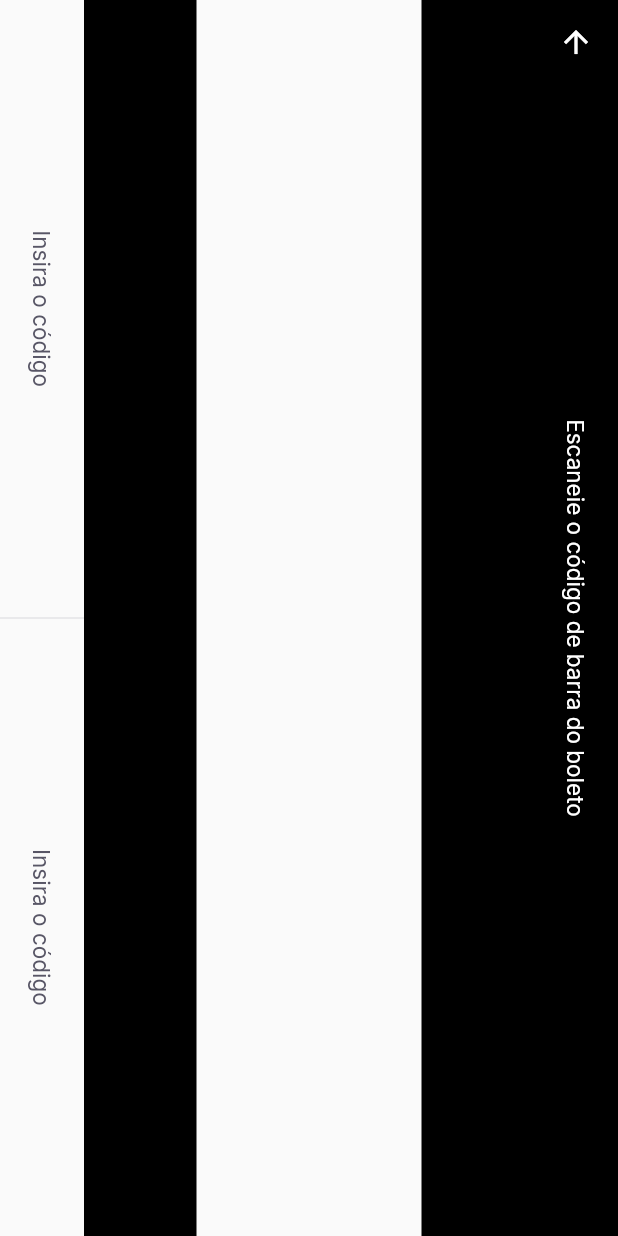
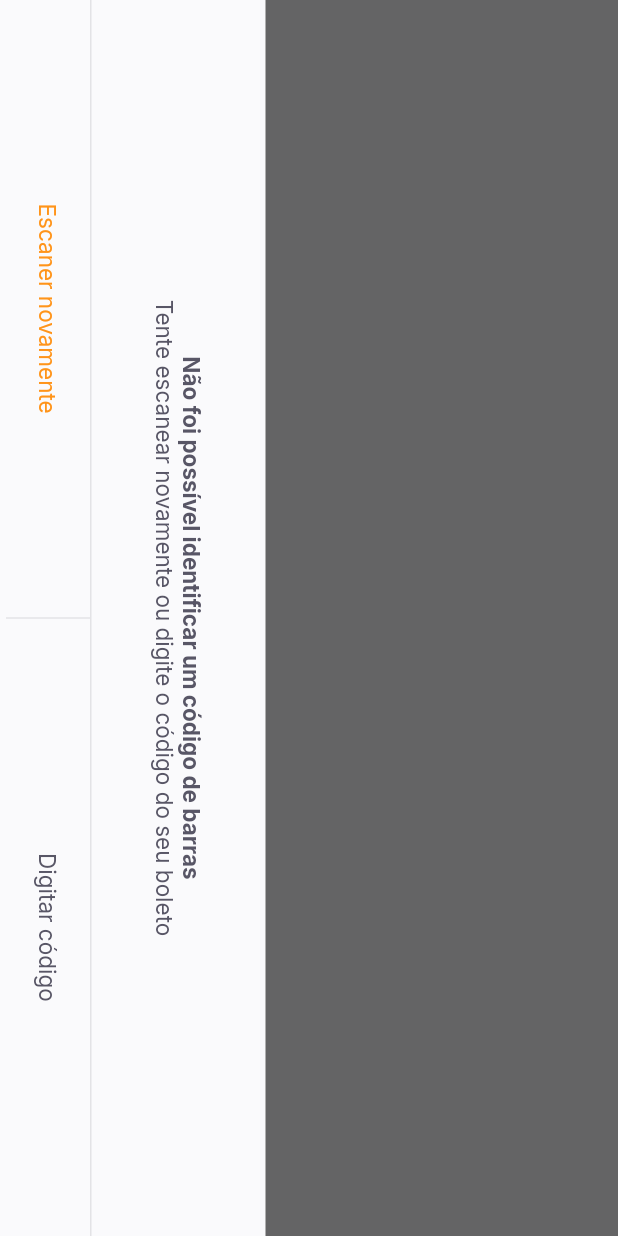
Before and after one commit to Dandy27/nlw-flutter, a Flutter app: the BarcodeScannerPage screen opened by its route, on a phone screen of 412 x 824 dp. Run offline on Flutter 3.47's test engine with Material 2 defaults, Android fonts, the phone set to English and light mode, and no system bars; our stand-ins replace firebase_core, google_fonts, google_sign_in, shared_preferences; accounts and stored records are empty.

Commit message:
RotedBox botton_shet

```diff
--- a/payflow/lib/modules/barcode_scanner/barcode_scanner_page.dart
+++ b/payflow/lib/modules/barcode_scanner/barcode_scanner_page.dart
@@ -1,4 +1,5 @@
 import 'package:flutter/material.dart';
+import 'package:payflow/shared/widgets/bottom_shet/bottom_shet_widget.dart';
 
 import '../../shared/themes/app_collors.dart';
 import '../../shared/themes/app_text_style.dart';
@@ -14,6 +15,14 @@ class BarcodeScannerPage extends StatefulWidget {
 class _BarcodeScannerPageState extends State<BarcodeScannerPage> {
   @override
   Widget build(BuildContext context) {
+    return BottomShetWidget(
+      title: "Não foi possível identificar um código de barras",
+      subTitle: "Tente escanear novamente ou digite o código do seu boleto",
+      primarylabel: "Escaner novamente",
+      primaryOnPressed: () {},
+      secondaryLabel: "Digitar código",
+      secondaryOnPressed: () {},
+    );
     return SafeArea(
       top: true,
       bottom: true,
--- /dev/null
+++ b/payflow/lib/shared/widgets/bottom_shet/bottom_shet_widget.dart
@@ -0,0 +1,73 @@
+import 'package:flutter/material.dart';
+import 'package:payflow/shared/themes/app_collors.dart';
+import 'package:payflow/shared/themes/app_text_style.dart';
+import 'package:payflow/shared/widgets/set_label_buttons/set_label_buttons.dart';
+
+class BottomShetWidget extends StatelessWidget {
+  final String primarylabel;
+  final VoidCallback primaryOnPressed;
+  final String secondaryLabel;
+  final VoidCallback secondaryOnPressed;
+  final String title;
+  final String subTitle;
+
+  const BottomShetWidget(
+      {Key? key,
+      required this.primarylabel,
+      required this.primaryOnPressed,
+      required this.secondaryLabel,
+      required this.secondaryOnPressed,
+      required this.title,
+      required this.subTitle})
+      : super(key: key);
+
+  @override
+  Widget build(BuildContext context) {
+    return RotatedBox(
+      quarterTurns: 1,
+      child: Scaffold(
+        body: Container(
+          color: AppColors.shape,
+          child: Column(
+            children: [
+              Expanded(
+                  child: Container(
+                color: Colors.black.withOpacity(0.6),
+              )),
+              Column(
+                children: [
+                  buildText(),
+                  Container(
+                    height: 1,
+                    color: AppColors.stroke,
+                  ),
+                  SetLabelButtons(
+                      enablePrimaryColor: true,
+                      primarylabel: primarylabel,
+                      primaryOnPressed: primaryOnPressed,
+                      secondaryLabel: secondaryLabel,
+                      secondaryOnPressed: secondaryOnPressed),
+                  SizedBox(
+                    height: 4,
+                  )
+                ],
+              ),
+            ],
+          ),
+        ),
+      ),
+    );
+  }
+
+  Padding buildText() {
+    return Padding(
+      padding: const EdgeInsets.all(40.0),
+      child: Text.rich(
+        TextSpan(text: title, style: TextStyles.buttonBoldHeading, children: [
+          TextSpan(text: "\n$subTitle", style: TextStyles.buttonHeading)
+        ]),
+        textAlign: TextAlign.center,
+      ),
+    );
+  }
+}
--- a/payflow/lib/shared/widgets/label_button/label_button.dart
+++ b/payflow/lib/shared/widgets/label_button/label_button.dart
@@ -4,8 +4,9 @@ import 'package:payflow/shared/themes/app_text_style.dart';
 class LabelButton extends StatelessWidget {
   final String label;
   final VoidCallback onPressed;
+  final TextStyle? style;
 
-  const LabelButton({Key? key, required this.label, required this.onPressed})
+  const LabelButton({Key? key, required this.label, required this.onPressed, this.style})
       : super(key: key);
 
   @override
@@ -16,7 +17,7 @@ class LabelButton extends StatelessWidget {
           onPressed: () {},
           child: Text(
             label,
-            style: TextStyles.buttonHeading,
+            style: style ?? TextStyles.buttonHeading,
           )),
     );
   }
--- a/payflow/lib/shared/widgets/set_label_buttons/set_label_buttons.dart
+++ b/payflow/lib/shared/widgets/set_label_buttons/set_label_buttons.dart
@@ -1,4 +1,5 @@
 import 'package:flutter/material.dart';
+import 'package:payflow/shared/themes/app_text_style.dart';
 
 import '../divider_vertical/divider_vertical.dart';
 import '../label_button/label_button.dart';
@@ -7,6 +8,7 @@ class SetLabelButtons extends StatelessWidget {
   final String primarylabel;
   final VoidCallback primaryOnPressed;
   final String secondaryLabel;
+  final bool enablePrimaryColor;
   final VoidCallback secondaryOnPressed;
   const SetLabelButtons({
     Key? key,
@@ -14,6 +16,7 @@ class SetLabelButtons extends StatelessWidget {
     required this.primaryOnPressed,
     required this.secondaryLabel,
     required this.secondaryOnPressed,
+    this.enablePrimaryColor = false,
   }) : super(key: key);
 
   @override
@@ -24,11 +27,16 @@ class SetLabelButtons extends StatelessWidget {
         children: [
           Expanded(
               child: LabelButton(
-                  label: primarylabel, onPressed: primaryOnPressed)),
+            label: primarylabel,
+            onPressed: primaryOnPressed,
+            style: enablePrimaryColor ? TextStyles.buttonPrimary : null,
+          )),
           DividerVertical(),
           Expanded(
               child: LabelButton(
-                  label: secondaryLabel, onPressed: secondaryOnPressed)),
+            label: secondaryLabel,
+            onPressed: secondaryOnPressed,
+          )),
         ],
       ),
     );
```
